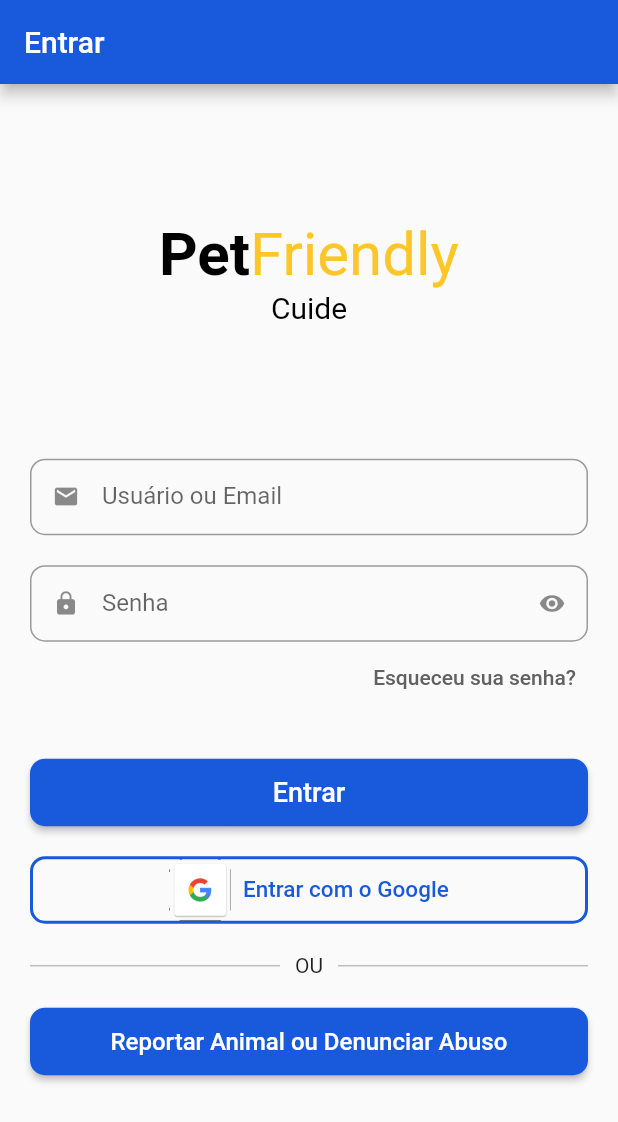
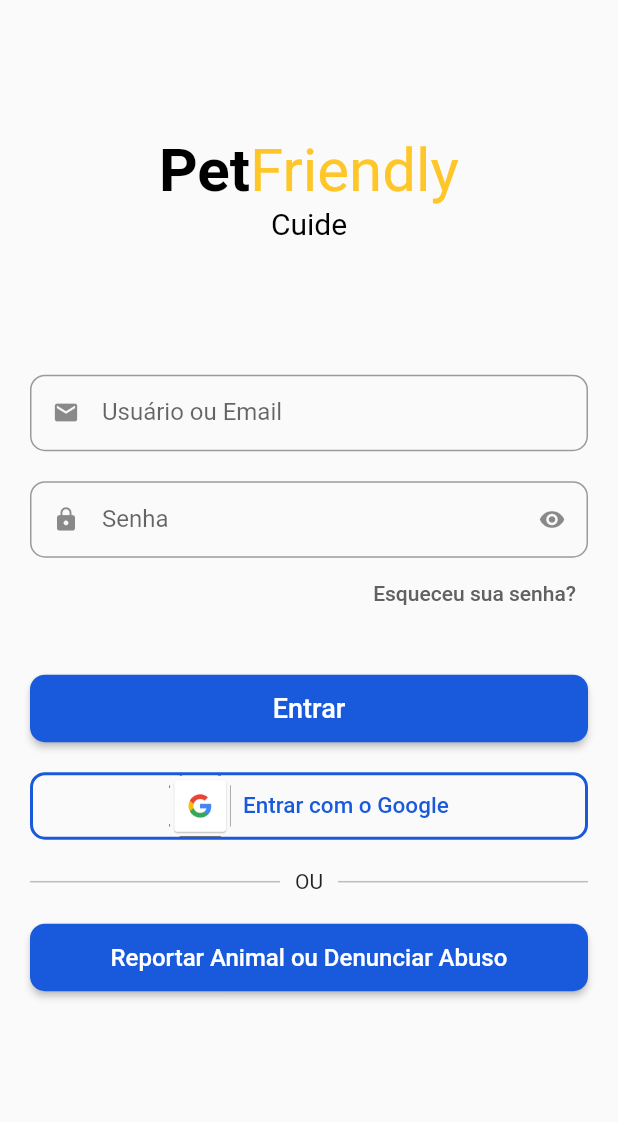
Before and after one commit to jefferson-norberto2/wowpet, a Flutter app: the screen it shows after launch, on a phone screen of 412 x 824 dp. Shown: the top 1122 px of the screen. Run offline on Flutter 3.47's test engine with Material 2 defaults, Android fonts, the light colour scheme and no system bars; drawn by our look-alikes of animated_text_kit; our stand-ins replace flutter_modular, flutter_triple, geolocator, google_maps_flutter, location, mask_text_input_formatter.

Commit message:
Fix: remove app bar login screen

```diff
--- a/lib/app/modules/login/pages/login_page.dart
+++ b/lib/app/modules/login/pages/login_page.dart
@@ -29,11 +29,10 @@
 
   @override
   Widget build(BuildContext context) {
-    return Scaffold(
-      appBar: AppBar(
-        title: Text(widget.title),
-        backgroundColor: CustomColors.customPrimaryColor,
-      ),
+    return Container(
+      color: CustomColors.customPrimaryColor,
+      child: SafeArea(
+        child: Scaffold(
           body: ScopedBuilder<LoginStore, Exception, int>(
             store: store,
             onState: (context, counter) {
@@ -49,6 +48,8 @@
               child: CircularProgressIndicator(),
             ),
           ),
+        ),
+      ),
     );
   }
 }
```
Lines whose indentation alone changed are shown as unchanged.
